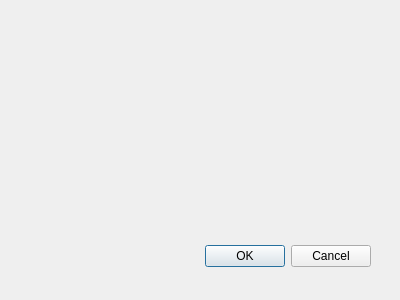
Before: the Qt Designer form calculatorform.ui in siyangsun/Razalas-Grade-Calculator, drawn with Qt 5.
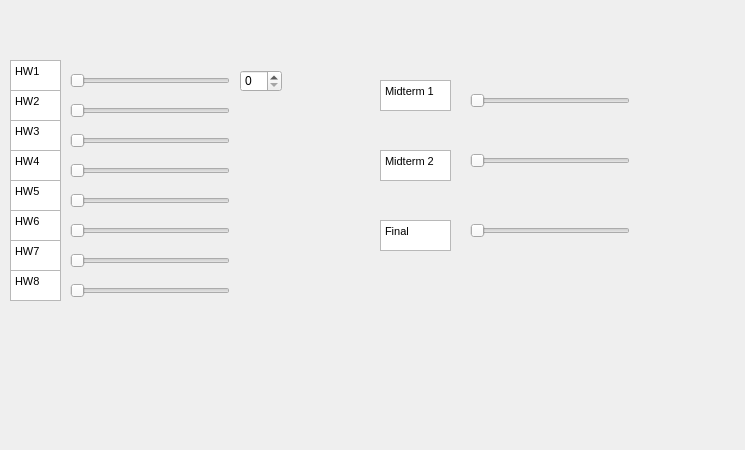
After: the same form once the commit is applied.

Commit message: Building through ui

```diff
--- a/calculatorform.ui
+++ b/calculatorform.ui
@@ -6,27 +6,351 @@
    <rect>
     <x>0</x>
     <y>0</y>
-    <width>400</width>
-    <height>300</height>
+    <width>745</width>
+    <height>450</height>
    </rect>
   </property>
   <property name="windowTitle">
    <string>Dialog</string>
   </property>
-  <widget class="QDialogButtonBox" name="buttonBox">
+  <widget class="QSlider" name="horizontalSlider">
    <property name="geometry">
     <rect>
-     <x>30</x>
+     <x>70</x>
+     <y>70</y>
+     <width>160</width>
+     <height>22</height>
+    </rect>
+   </property>
+   <property name="orientation">
+    <enum>Qt::Horizontal</enum>
+   </property>
+  </widget>
+  <widget class="QSlider" name="horizontalSlider_2">
+   <property name="geometry">
+    <rect>
+     <x>70</x>
+     <y>100</y>
+     <width>160</width>
+     <height>22</height>
+    </rect>
+   </property>
+   <property name="orientation">
+    <enum>Qt::Horizontal</enum>
+   </property>
+  </widget>
+  <widget class="QSlider" name="horizontalSlider_3">
+   <property name="geometry">
+    <rect>
+     <x>70</x>
+     <y>130</y>
+     <width>160</width>
+     <height>22</height>
+    </rect>
+   </property>
+   <property name="orientation">
+    <enum>Qt::Horizontal</enum>
+   </property>
+  </widget>
+  <widget class="QSlider" name="horizontalSlider_4">
+   <property name="geometry">
+    <rect>
+     <x>70</x>
+     <y>160</y>
+     <width>160</width>
+     <height>22</height>
+    </rect>
+   </property>
+   <property name="orientation">
+    <enum>Qt::Horizontal</enum>
+   </property>
+  </widget>
+  <widget class="QSlider" name="horizontalSlider_5">
+   <property name="geometry">
+    <rect>
+     <x>70</x>
+     <y>190</y>
+     <width>160</width>
+     <height>22</height>
+    </rect>
+   </property>
+   <property name="orientation">
+    <enum>Qt::Horizontal</enum>
+   </property>
+  </widget>
+  <widget class="QSlider" name="horizontalSlider_6">
+   <property name="geometry">
+    <rect>
+     <x>70</x>
+     <y>220</y>
+     <width>160</width>
+     <height>22</height>
+    </rect>
+   </property>
+   <property name="orientation">
+    <enum>Qt::Horizontal</enum>
+   </property>
+  </widget>
+  <widget class="QSlider" name="horizontalSlider_7">
+   <property name="geometry">
+    <rect>
+     <x>70</x>
+     <y>250</y>
+     <width>160</width>
+     <height>22</height>
+    </rect>
+   </property>
+   <property name="orientation">
+    <enum>Qt::Horizontal</enum>
+   </property>
+  </widget>
+  <widget class="QSlider" name="horizontalSlider_8">
+   <property name="geometry">
+    <rect>
+     <x>70</x>
+     <y>280</y>
+     <width>160</width>
+     <height>22</height>
+    </rect>
+   </property>
+   <property name="orientation">
+    <enum>Qt::Horizontal</enum>
+   </property>
+  </widget>
+  <widget class="QSlider" name="horizontalSlider_10">
+   <property name="geometry">
+    <rect>
+     <x>470</x>
+     <y>90</y>
+     <width>160</width>
+     <height>22</height>
+    </rect>
+   </property>
+   <property name="orientation">
+    <enum>Qt::Horizontal</enum>
+   </property>
+  </widget>
+  <widget class="QSlider" name="horizontalSlider_11">
+   <property name="geometry">
+    <rect>
+     <x>470</x>
+     <y>150</y>
+     <width>160</width>
+     <height>22</height>
+    </rect>
+   </property>
+   <property name="orientation">
+    <enum>Qt::Horizontal</enum>
+   </property>
+  </widget>
+  <widget class="QSlider" name="horizontalSlider_12">
+   <property name="geometry">
+    <rect>
+     <x>470</x>
+     <y>220</y>
+     <width>160</width>
+     <height>22</height>
+    </rect>
+   </property>
+   <property name="orientation">
+    <enum>Qt::Horizontal</enum>
+   </property>
+  </widget>
+  <widget class="QTextEdit" name="textEdit">
+   <property name="geometry">
+    <rect>
+     <x>10</x>
+     <y>60</y>
+     <width>51</width>
+     <height>31</height>
+    </rect>
+   </property>
+   <property name="html">
+    <string>&lt;!DOCTYPE HTML PUBLIC &quot;-//W3C//DTD HTML 4.0//EN&quot; &quot;http://www.w3.org/TR/REC-html40/strict.dtd&quot;&gt;
+&lt;html&gt;&lt;head&gt;&lt;meta name=&quot;qrichtext&quot; content=&quot;1&quot; /&gt;&lt;style type=&quot;text/css&quot;&gt;
+p, li { white-space: pre-wrap; }
+&lt;/style&gt;&lt;/head&gt;&lt;body style=&quot; font-family:'MS Shell Dlg 2'; font-size:8.25pt; font-weight:400; font-style:normal;&quot;&gt;
+&lt;p style=&quot; margin-top:0px; margin-bottom:0px; margin-left:0px; margin-right:0px; -qt-block-indent:0; text-indent:0px;&quot;&gt;HW1&lt;/p&gt;&lt;/body&gt;&lt;/html&gt;</string>
+   </property>
+  </widget>
+  <widget class="QTextEdit" name="textEdit_2">
+   <property name="geometry">
+    <rect>
+     <x>10</x>
+     <y>90</y>
+     <width>51</width>
+     <height>31</height>
+    </rect>
+   </property>
+   <property name="html">
+    <string>&lt;!DOCTYPE HTML PUBLIC &quot;-//W3C//DTD HTML 4.0//EN&quot; &quot;http://www.w3.org/TR/REC-html40/strict.dtd&quot;&gt;
+&lt;html&gt;&lt;head&gt;&lt;meta name=&quot;qrichtext&quot; content=&quot;1&quot; /&gt;&lt;style type=&quot;text/css&quot;&gt;
+p, li { white-space: pre-wrap; }
+&lt;/style&gt;&lt;/head&gt;&lt;body style=&quot; font-family:'MS Shell Dlg 2'; font-size:8.25pt; font-weight:400; font-style:normal;&quot;&gt;
+&lt;p style=&quot; margin-top:0px; margin-bottom:0px; margin-left:0px; margin-right:0px; -qt-block-indent:0; text-indent:0px;&quot;&gt;HW2&lt;/p&gt;&lt;/body&gt;&lt;/html&gt;</string>
+   </property>
+  </widget>
+  <widget class="QTextEdit" name="textEdit_3">
+   <property name="geometry">
+    <rect>
+     <x>10</x>
+     <y>120</y>
+     <width>51</width>
+     <height>31</height>
+    </rect>
+   </property>
+   <property name="html">
+    <string>&lt;!DOCTYPE HTML PUBLIC &quot;-//W3C//DTD HTML 4.0//EN&quot; &quot;http://www.w3.org/TR/REC-html40/strict.dtd&quot;&gt;
+&lt;html&gt;&lt;head&gt;&lt;meta name=&quot;qrichtext&quot; content=&quot;1&quot; /&gt;&lt;style type=&quot;text/css&quot;&gt;
+p, li { white-space: pre-wrap; }
+&lt;/style&gt;&lt;/head&gt;&lt;body style=&quot; font-family:'MS Shell Dlg 2'; font-size:8.25pt; font-weight:400; font-style:normal;&quot;&gt;
+&lt;p style=&quot; margin-top:0px; margin-bottom:0px; margin-left:0px; margin-right:0px; -qt-block-indent:0; text-indent:0px;&quot;&gt;HW3&lt;/p&gt;&lt;/body&gt;&lt;/html&gt;</string>
+   </property>
+  </widget>
+  <widget class="QTextEdit" name="textEdit_4">
+   <property name="geometry">
+    <rect>
+     <x>10</x>
+     <y>150</y>
+     <width>51</width>
+     <height>31</height>
+    </rect>
+   </property>
+   <property name="html">
+    <string>&lt;!DOCTYPE HTML PUBLIC &quot;-//W3C//DTD HTML 4.0//EN&quot; &quot;http://www.w3.org/TR/REC-html40/strict.dtd&quot;&gt;
+&lt;html&gt;&lt;head&gt;&lt;meta name=&quot;qrichtext&quot; content=&quot;1&quot; /&gt;&lt;style type=&quot;text/css&quot;&gt;
+p, li { white-space: pre-wrap; }
+&lt;/style&gt;&lt;/head&gt;&lt;body style=&quot; font-family:'MS Shell Dlg 2'; font-size:8.25pt; font-weight:400; font-style:normal;&quot;&gt;
+&lt;p style=&quot; margin-top:0px; margin-bottom:0px; margin-left:0px; margin-right:0px; -qt-block-indent:0; text-indent:0px;&quot;&gt;HW4&lt;/p&gt;&lt;/body&gt;&lt;/html&gt;</string>
+   </property>
+  </widget>
+  <widget class="QTextEdit" name="textEdit_5">
+   <property name="geometry">
+    <rect>
+     <x>10</x>
+     <y>180</y>
+     <width>51</width>
+     <height>31</height>
+    </rect>
+   </property>
+   <property name="html">
+    <string>&lt;!DOCTYPE HTML PUBLIC &quot;-//W3C//DTD HTML 4.0//EN&quot; &quot;http://www.w3.org/TR/REC-html40/strict.dtd&quot;&gt;
+&lt;html&gt;&lt;head&gt;&lt;meta name=&quot;qrichtext&quot; content=&quot;1&quot; /&gt;&lt;style type=&quot;text/css&quot;&gt;
+p, li { white-space: pre-wrap; }
+&lt;/style&gt;&lt;/head&gt;&lt;body style=&quot; font-family:'MS Shell Dlg 2'; font-size:8.25pt; font-weight:400; font-style:normal;&quot;&gt;
+&lt;p style=&quot; margin-top:0px; margin-bottom:0px; margin-left:0px; margin-right:0px; -qt-block-indent:0; text-indent:0px;&quot;&gt;HW5&lt;/p&gt;&lt;/body&gt;&lt;/html&gt;</string>
+   </property>
+  </widget>
+  <widget class="QTextEdit" name="textEdit_6">
+   <property name="geometry">
+    <rect>
+     <x>10</x>
+     <y>210</y>
+     <width>51</width>
+     <height>31</height>
+    </rect>
+   </property>
+   <property name="html">
+    <string>&lt;!DOCTYPE HTML PUBLIC &quot;-//W3C//DTD HTML 4.0//EN&quot; &quot;http://www.w3.org/TR/REC-html40/strict.dtd&quot;&gt;
+&lt;html&gt;&lt;head&gt;&lt;meta name=&quot;qrichtext&quot; content=&quot;1&quot; /&gt;&lt;style type=&quot;text/css&quot;&gt;
+p, li { white-space: pre-wrap; }
+&lt;/style&gt;&lt;/head&gt;&lt;body style=&quot; font-family:'MS Shell Dlg 2'; font-size:8.25pt; font-weight:400; font-style:normal;&quot;&gt;
+&lt;p style=&quot; margin-top:0px; margin-bottom:0px; margin-left:0px; margin-right:0px; -qt-block-indent:0; text-indent:0px;&quot;&gt;HW6&lt;/p&gt;&lt;/body&gt;&lt;/html&gt;</string>
+   </property>
+  </widget>
+  <widget class="QTextEdit" name="textEdit_7">
+   <property name="geometry">
+    <rect>
+     <x>10</x>
      <y>240</y>
-     <width>341</width>
-     <height>32</height>
+     <width>51</width>
+     <height>31</height>
     </rect>
    </property>
-   <property name="orientation">
-    <enum>Qt::Horizontal</enum>
+   <property name="html">
+    <string>&lt;!DOCTYPE HTML PUBLIC &quot;-//W3C//DTD HTML 4.0//EN&quot; &quot;http://www.w3.org/TR/REC-html40/strict.dtd&quot;&gt;
+&lt;html&gt;&lt;head&gt;&lt;meta name=&quot;qrichtext&quot; content=&quot;1&quot; /&gt;&lt;style type=&quot;text/css&quot;&gt;
+p, li { white-space: pre-wrap; }
+&lt;/style&gt;&lt;/head&gt;&lt;body style=&quot; font-family:'MS Shell Dlg 2'; font-size:8.25pt; font-weight:400; font-style:normal;&quot;&gt;
+&lt;p style=&quot; margin-top:0px; margin-bottom:0px; margin-left:0px; margin-right:0px; -qt-block-indent:0; text-indent:0px;&quot;&gt;HW7&lt;/p&gt;&lt;/body&gt;&lt;/html&gt;</string>
    </property>
-   <property name="standardButtons">
-    <set>QDialogButtonBox::Cancel|QDialogButtonBox::Ok</set>
+  </widget>
+  <widget class="QTextEdit" name="textEdit_8">
+   <property name="geometry">
+    <rect>
+     <x>10</x>
+     <y>270</y>
+     <width>51</width>
+     <height>31</height>
+    </rect>
+   </property>
+   <property name="html">
+    <string>&lt;!DOCTYPE HTML PUBLIC &quot;-//W3C//DTD HTML 4.0//EN&quot; &quot;http://www.w3.org/TR/REC-html40/strict.dtd&quot;&gt;
+&lt;html&gt;&lt;head&gt;&lt;meta name=&quot;qrichtext&quot; content=&quot;1&quot; /&gt;&lt;style type=&quot;text/css&quot;&gt;
+p, li { white-space: pre-wrap; }
+&lt;/style&gt;&lt;/head&gt;&lt;body style=&quot; font-family:'MS Shell Dlg 2'; font-size:8.25pt; font-weight:400; font-style:normal;&quot;&gt;
+&lt;p style=&quot; margin-top:0px; margin-bottom:0px; margin-left:0px; margin-right:0px; -qt-block-indent:0; text-indent:0px;&quot;&gt;HW8&lt;/p&gt;&lt;/body&gt;&lt;/html&gt;</string>
+   </property>
+  </widget>
+  <widget class="QTextEdit" name="textEdit_9">
+   <property name="geometry">
+    <rect>
+     <x>380</x>
+     <y>80</y>
+     <width>71</width>
+     <height>31</height>
+    </rect>
+   </property>
+   <property name="html">
+    <string>&lt;!DOCTYPE HTML PUBLIC &quot;-//W3C//DTD HTML 4.0//EN&quot; &quot;http://www.w3.org/TR/REC-html40/strict.dtd&quot;&gt;
+&lt;html&gt;&lt;head&gt;&lt;meta name=&quot;qrichtext&quot; content=&quot;1&quot; /&gt;&lt;style type=&quot;text/css&quot;&gt;
+p, li { white-space: pre-wrap; }
+&lt;/style&gt;&lt;/head&gt;&lt;body style=&quot; font-family:'MS Shell Dlg 2'; font-size:8.25pt; font-weight:400; font-style:normal;&quot;&gt;
+&lt;p style=&quot; margin-top:0px; margin-bottom:0px; margin-left:0px; margin-right:0px; -qt-block-indent:0; text-indent:0px;&quot;&gt;Midterm 1&lt;/p&gt;&lt;/body&gt;&lt;/html&gt;</string>
+   </property>
+  </widget>
+  <widget class="QTextEdit" name="textEdit_10">
+   <property name="geometry">
+    <rect>
+     <x>380</x>
+     <y>150</y>
+     <width>71</width>
+     <height>31</height>
+    </rect>
+   </property>
+   <property name="html">
+    <string>&lt;!DOCTYPE HTML PUBLIC &quot;-//W3C//DTD HTML 4.0//EN&quot; &quot;http://www.w3.org/TR/REC-html40/strict.dtd&quot;&gt;
+&lt;html&gt;&lt;head&gt;&lt;meta name=&quot;qrichtext&quot; content=&quot;1&quot; /&gt;&lt;style type=&quot;text/css&quot;&gt;
+p, li { white-space: pre-wrap; }
+&lt;/style&gt;&lt;/head&gt;&lt;body style=&quot; font-family:'MS Shell Dlg 2'; font-size:8.25pt; font-weight:400; font-style:normal;&quot;&gt;
+&lt;p style=&quot; margin-top:0px; margin-bottom:0px; margin-left:0px; margin-right:0px; -qt-block-indent:0; text-indent:0px;&quot;&gt;Midterm 2&lt;/p&gt;&lt;/body&gt;&lt;/html&gt;</string>
+   </property>
+  </widget>
+  <widget class="QTextEdit" name="textEdit_11">
+   <property name="geometry">
+    <rect>
+     <x>380</x>
+     <y>220</y>
+     <width>71</width>
+     <height>31</height>
+    </rect>
+   </property>
+   <property name="html">
+    <string>&lt;!DOCTYPE HTML PUBLIC &quot;-//W3C//DTD HTML 4.0//EN&quot; &quot;http://www.w3.org/TR/REC-html40/strict.dtd&quot;&gt;
+&lt;html&gt;&lt;head&gt;&lt;meta name=&quot;qrichtext&quot; content=&quot;1&quot; /&gt;&lt;style type=&quot;text/css&quot;&gt;
+p, li { white-space: pre-wrap; }
+&lt;/style&gt;&lt;/head&gt;&lt;body style=&quot; font-family:'MS Shell Dlg 2'; font-size:8.25pt; font-weight:400; font-style:normal;&quot;&gt;
+&lt;p style=&quot; margin-top:0px; margin-bottom:0px; margin-left:0px; margin-right:0px; -qt-block-indent:0; text-indent:0px;&quot;&gt;Final&lt;/p&gt;&lt;/body&gt;&lt;/html&gt;</string>
+   </property>
+  </widget>
+  <widget class="QSpinBox" name="spinBox">
+   <property name="geometry">
+    <rect>
+     <x>240</x>
+     <y>70</y>
+     <width>42</width>
+     <height>22</height>
+    </rect>
    </property>
   </widget>
  </widget>
```
Left out of the diff: 32 changed lines with no effect on the pictures. The commit also changes 3 other files.
